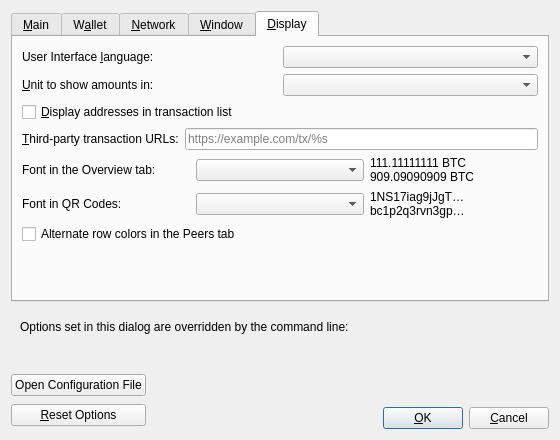
This is src/qt/forms/optionsdialog.ui in l0rinc/bitcoin as Qt 5 draws it before an edit. The edited form follows.
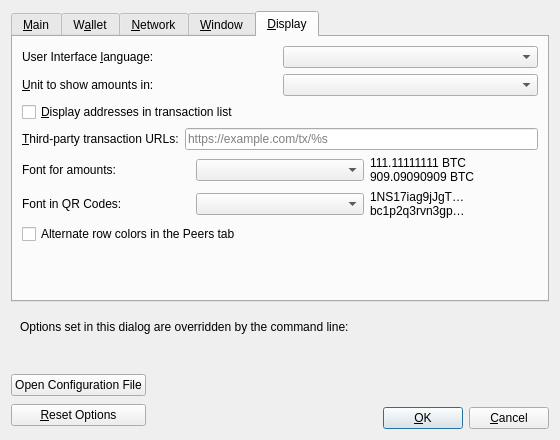
This is the edited form. The open tabs and pages were chosen to show the change. Custom widgets are drawn as their Qt base class.

Commit message: GUI: Extend Overview tab font-for-money to all monetary amount display

What changed in the file:
```diff
--- a/src/qt/forms/optionsdialog.ui
+++ b/src/qt/forms/optionsdialog.ui
@@ -786,7 +786,7 @@
          <item>
           <widget class="QLabel" name="moneyFontLabel">
            <property name="text">
-            <string>Font in the Overview tab: </string>
+            <string>Font for amounts: </string>
            </property>
            <property name="buddy">
             <cstring>moneyFont</cstring>
```
The commit also changes 26 other files.
